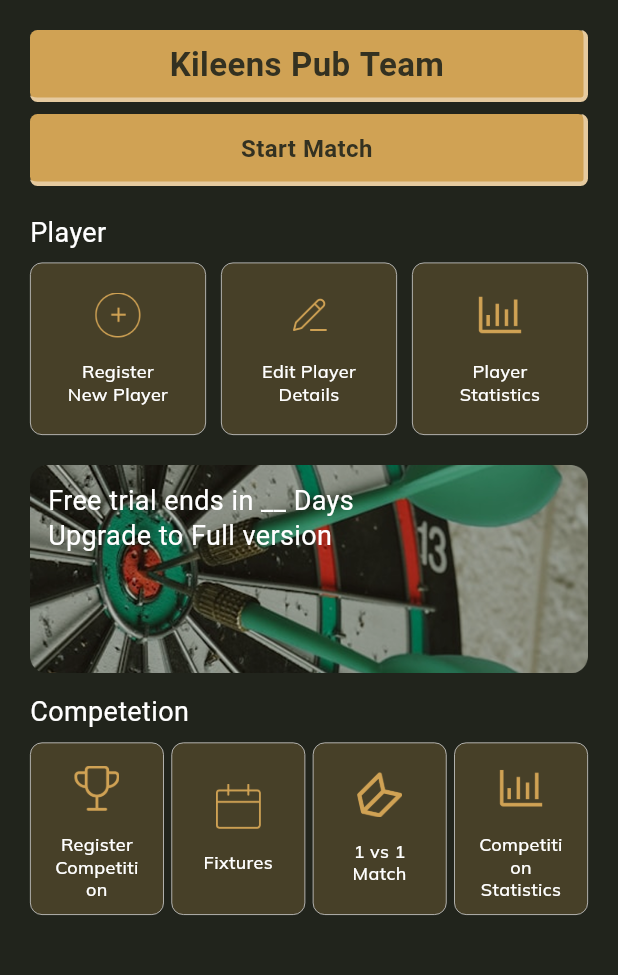
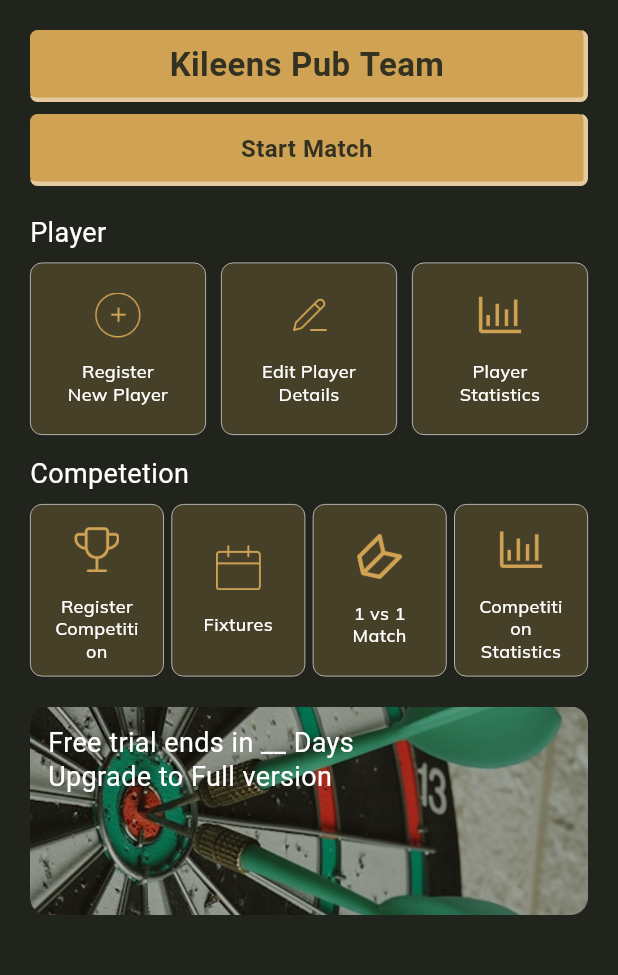
Before and after one commit to sufyanshoukat/dart-stats, a Flutter app: the HomeScreen screen opened directly, on a phone screen of 412 x 824 dp, the part 150-1125 px from its top. Run offline on Flutter 3.47's test engine with Material 3 defaults, Android fonts, the phone set to English and light mode, and no system bars; drawn by our look-alikes of flutter_animate, flutter_bounce; our stand-ins replace bounce, cached_network_image, dropdown_button2, fl_chart, flutter_slidable, get and 2 more; missing offline and left inert: svg_flutter; Roboto replaces fonts that are missing (Audiowide).

Commit message:
'changing_done_one_commit'

```diff
--- a/lib/view/custom/my_button.dart
+++ b/lib/view/custom/my_button.dart
@@ -238,3 +238,108 @@ class MyBorderButton extends StatelessWidget {
     );
   }
 }
+
+
+
+class MyButton2 extends StatelessWidget {
+  MyButton2({
+    required this.onTap,
+    required this.buttonText,
+    this.height = 48,
+    this.backgroundColor,
+    this.fontColor = kTextColor,
+    this.borderColor,
+    this.fontSize = 16,
+    this.outlineColor = Colors.transparent,
+    this.radius = 0,
+    this.svgIcon,
+    this.haveSvg = false,
+    this.choiceIcon,
+    this.isleft,
+    this.mhoriz = 0,
+    this.hasicon,
+    this.hasshadow = false,
+    this.mBottom = 0,
+    this.hasgrad = false,
+    this.mTop = 0,
+    this.fontWeight = FontWeight.w600,
+  });
+
+  final String buttonText;
+  final VoidCallback onTap;
+  final double? height;
+  final double radius;
+  final double fontSize;
+  final Color outlineColor;
+  bool? hasicon, isleft, hasshadow, hasgrad;
+  //Widget? choiceIcon;
+  final Color? backgroundColor, fontColor, borderColor;
+  final String? svgIcon, choiceIcon;
+  final bool haveSvg;
+  final double mTop, mBottom, mhoriz;
+  final FontWeight fontWeight;
+
+  @override
+  Widget build(BuildContext context) {
+    return Container(
+      margin: EdgeInsets.only(
+        top: mTop,
+        bottom: mBottom,
+        left: mhoriz,
+        right: mhoriz,
+      ),
+      height: height,
+      decoration: hasgrad == true
+          ? BoxDecoration(
+        border: Border(
+          right: BorderSide(color: kYellowLightColor, width: 2),
+          bottom: BorderSide(color: kYellowLightColor, width: 2),
+        ),
+        borderRadius: BorderRadius.circular(radius),
+      )
+          : BoxDecoration(
+        color: backgroundColor ?? kYellowColor,
+        border: Border(
+          right: BorderSide(
+            color: borderColor ?? kYellowLightColor,
+            width: 3,
+          ),
+          bottom: BorderSide(
+            color: borderColor ?? kYellowLightColor,
+            width: 3,
+          ),
+        ),
+        borderRadius: BorderRadius.circular(5),
+      ),
+      child: Material(
+        color: Colors.transparent,
+        child: Row(
+          mainAxisAlignment: isleft == true
+              ? MainAxisAlignment.start
+              : MainAxisAlignment.center,
+          children: [
+            hasicon == true
+                ? Padding(
+              padding: isleft == true
+                  ? const EdgeInsets.only(left: 20.0)
+                  : const EdgeInsets.only(left: 0),
+              child: CommonImageView(
+                imagePath: choiceIcon,
+                height: 24,
+              ),
+            )
+                : const SizedBox.shrink(),
+            MyText(
+              paddingLeft: (hasicon == true) ? 10 : 0,
+              text: buttonText,
+              size: fontSize,
+              color: fontColor,
+              weight: fontWeight,
+              fontFamily: AppFonts.audioWide,
+            ),
+          ],
+        ),
+      ),
+    );
+  }
+}
--- a/lib/view/screen/auth/Register_screen.dart
+++ b/lib/view/screen/auth/Register_screen.dart
@@ -7,6 +7,7 @@ import 'package:dartmasterapp/view/custom/custom_dropdown.dart';
 import 'package:dartmasterapp/view/custom/my_button.dart';
 import 'package:dartmasterapp/view/custom/my_text_widget.dart';
 import 'package:dartmasterapp/view/custom/my_textfeild.dart';
+import 'package:dartmasterapp/view/screen/payment/payment_screen.dart';
 import 'package:flutter/material.dart';
 import 'package:get/get.dart';
 import 'package:get/get_core/src/get_main.dart';
@@ -84,7 +85,9 @@ class RegisterScreen extends StatelessWidget {
                 ),
 
                 SizedBox(height: 30,),
-                MyButton(onTap: (){}, buttonText: "Proceed to Payment"),
+                MyButton(onTap: (){
+                  Get.to(()=>PaymentScreen());
+                }, buttonText: "Proceed to Payment"),
                 SizedBox(height: 40,),
                 Row(
                   children: [
--- a/lib/view/screen/fixture/fixture_screen.dart
+++ b/lib/view/screen/fixture/fixture_screen.dart
@@ -927,7 +927,9 @@ class FixtureScreen extends StatelessWidget {
                 SizedBox(height: 10),
                 Padding(
                   padding: AppSizes.HORIZONTAL,
-                  child: MyButton(onTap: () {}, buttonText: "Save For Later"),
+                  child: MyButton(onTap: () {
+                    Get.back();
+                  }, buttonText: "Save For Later"),
                 ),
                 SizedBox(height: 10),
                 Padding(
--- a/lib/view/screen/home/home_screen.dart
+++ b/lib/view/screen/home/home_screen.dart
@@ -35,7 +35,7 @@ class HomeScreen extends StatelessWidget {
                 ),
               ),
               SizedBox(height: 20),
-              MyButton(onTap: (){}, buttonText: "Kileens Pub Team",fontSize: 22,),
+              MyButton2(onTap: (){}, buttonText: "Kileens Pub Team",fontSize: 22,),
               SizedBox(height: 8),
               MyButton(onTap: (){}, buttonText: "Start Match"),
               SizedBox(height: 20),
@@ -76,23 +76,6 @@ class HomeScreen extends StatelessWidget {
                   )
 
 
-                ],
-              ),
-              SizedBox(height: 20),
-              Stack(
-                children: [
-                  CommonImageView(imagePath: Assets.imagesFreeTrail,),
-                  Positioned(
-                    top: 12,
-                    left: 12,
-                    child: MyText(
-                      text: "Free trial ends in __ Days\nUpgrade to Full version",
-                      size: 18,
-                      weight: FontWeight.w400,
-                      color: kQuaternaryColor,
-                      fontFamily: AppFonts.audioWide,
-                    ),
-                  ),
                 ],
               ),
               SizedBox(height: 15),
@@ -140,6 +123,23 @@ class HomeScreen extends StatelessWidget {
                   )
 
 
+                ],
+              ),
+              SizedBox(height: 20),
+              Stack(
+                children: [
+                  CommonImageView(imagePath: Assets.imagesFreeTrail,),
+                  Positioned(
+                    top: 12,
+                    left: 12,
+                    child: MyText(
+                      text: "Free trial ends in __ Days\nUpgrade to Full version",
+                      size: 18,
+                      weight: FontWeight.w400,
+                      color: kQuaternaryColor,
+                      fontFamily: AppFonts.audioWide,
+                    ),
+                  ),
                 ],
               ),
               SizedBox(height: 20),
--- a/lib/view/screen/playerStatus/player_ranking_screen.dart
+++ b/lib/view/screen/playerStatus/player_ranking_screen.dart
@@ -3,6 +3,7 @@ import 'package:dartmasterapp/config/constants/app_sizes.dart';
 import 'package:dartmasterapp/view/custom/custom_appbar.dart';
 import 'package:dartmasterapp/view/custom/my_button.dart';
 import 'package:dartmasterapp/view/custom/my_text_widget.dart';
+import 'package:dartmasterapp/view/screen/match_report/match_report_screen.dart';
 import 'package:flutter/material.dart';
 import 'package:get/get.dart';
 import 'package:get/get_state_manager/src/rx_flutter/rx_obx_widget.dart';
@@ -273,11 +274,16 @@ class PlayerRankingScreen extends StatelessWidget {
                                   ),
                                 ),
                                 SizedBox(width: 20),
-                                MyText(
-                                  text: "Graph",
-                                  size: 12,
-                                  weight: FontWeight.w500,
-                                  color: kQuaternaryColor,
+                                GestureDetector(
+                                  onTap:(){
+                                    Get.to(()=>MatchReportScreen());
+                                  },
+                                  child: MyText(
+                                    text: "Graph",
+                                    size: 12,
+                                    weight: FontWeight.w500,
+                                    color: kQuaternaryColor,
+                                  ),
                                 ),
                               ],
                             ),
--- a/lib/view/screen/playerStatus/player_status_screen.dart
+++ b/lib/view/screen/playerStatus/player_status_screen.dart
@@ -7,6 +7,7 @@ import 'package:dartmasterapp/view/custom/custom_appbar.dart';
 import 'package:dartmasterapp/view/custom/custom_dropdown.dart';
 import 'package:dartmasterapp/view/custom/my_button.dart';
 import 'package:dartmasterapp/view/custom/my_text_widget.dart';
+import 'package:dartmasterapp/view/screen/match_report/match_report_screen.dart';
 import 'package:dartmasterapp/view/screen/playerStatus/player_ranking_screen.dart';
 import 'package:flutter/material.dart';
 import 'package:get/get.dart';
@@ -317,11 +318,16 @@ class PlayerStatusScreen extends StatelessWidget {
                                           ),
                                         ),
                                         SizedBox(width: 20),
-                                        MyText(
+                                        GestureDetector(
+                                          onTap:(){
+                                            Get.to(()=>MatchReportScreen());
+                                          },
+                                          child: MyText(
                                             text: "Graph",
                                             size: 12,
                                             weight: FontWeight.w500,
                                             color: kQuaternaryColor,
+                                          ),
                                         ),
                                       ],
                                     ),
@@ -737,11 +743,16 @@ class PlayerStatusScreen extends StatelessWidget {
                                           ),
                                         ),
                                         SizedBox(width: 20),
-                                        MyText(
+                                        GestureDetector(
+                                          onTap:(){
+                                            Get.to(()=>MatchReportScreen());
+                                          },
+                                          child: MyText(
                                             text: "Graph",
                                             size: 12,
                                             weight: FontWeight.w500,
                                             color: kQuaternaryColor,
+                                          ),
                                         ),
                                       ],
                                     ),
--- a/lib/view/splash_service/onboarding_screen.dart
+++ b/lib/view/splash_service/onboarding_screen.dart
@@ -23,13 +23,13 @@ class _OnboardingScreenState extends State<OnboardingScreen> {
   final RxInt selectedIndex = 0.obs;
 
   final List<String> onboardingImages = [
-    Assets.imagesOnboarding,
-    Assets.imagesOnboarding,
-    Assets.imagesOnboarding,
+    Assets.imagesLogo,
+    Assets.imagesLogo,
+    Assets.imagesLogo,
   ];
 
   final List<String> titles = [
-    "WELCOME TO \nDARTMASTER!\n",
+    "WELCOME TO \nDarts Stats!\n",
     "EASY\nSCOREKEEPING",
     "PLAYER AND TEAM\nSTATISTICS",
   ];
@@ -97,7 +97,7 @@ class _OnboardingScreenState extends State<OnboardingScreen> {
                 return Column(
                   children: [
                     const Spacer(),
-                    CommonImageView(imagePath: onboardingImages[index]),
+                    CommonImageView(imagePath: onboardingImages[index],height: 200,),
                     const SizedBox(height: 20),
                     MyText(
                       text: titles[index],
```
Lines whose indentation alone changed are shown as unchanged.
